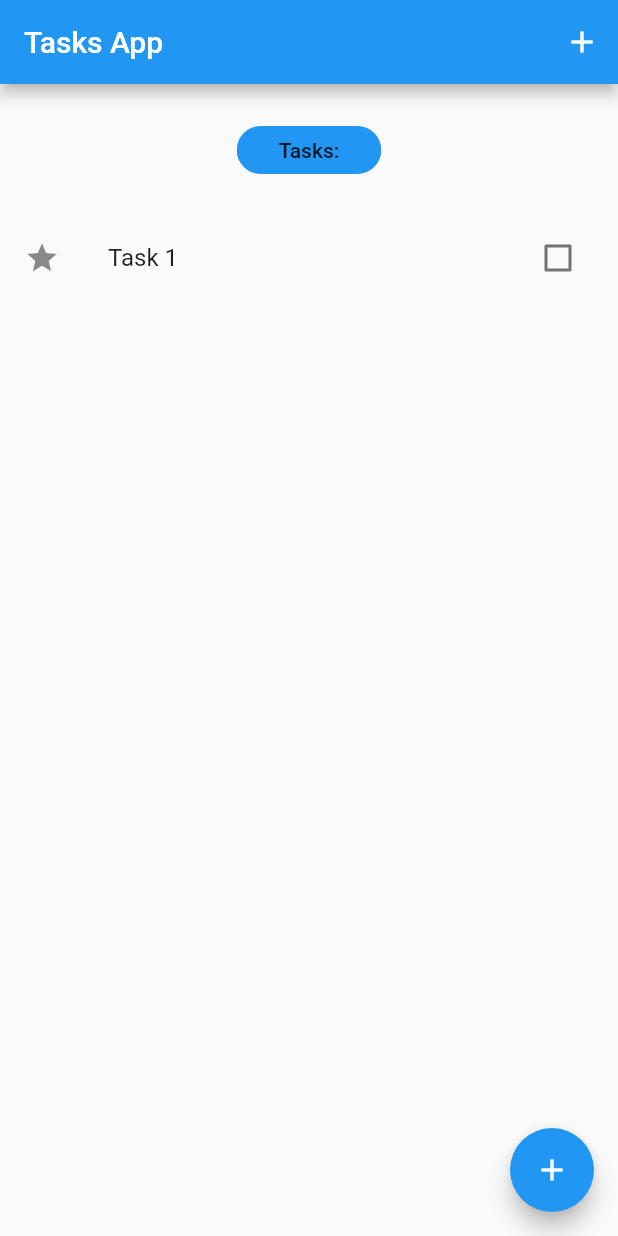
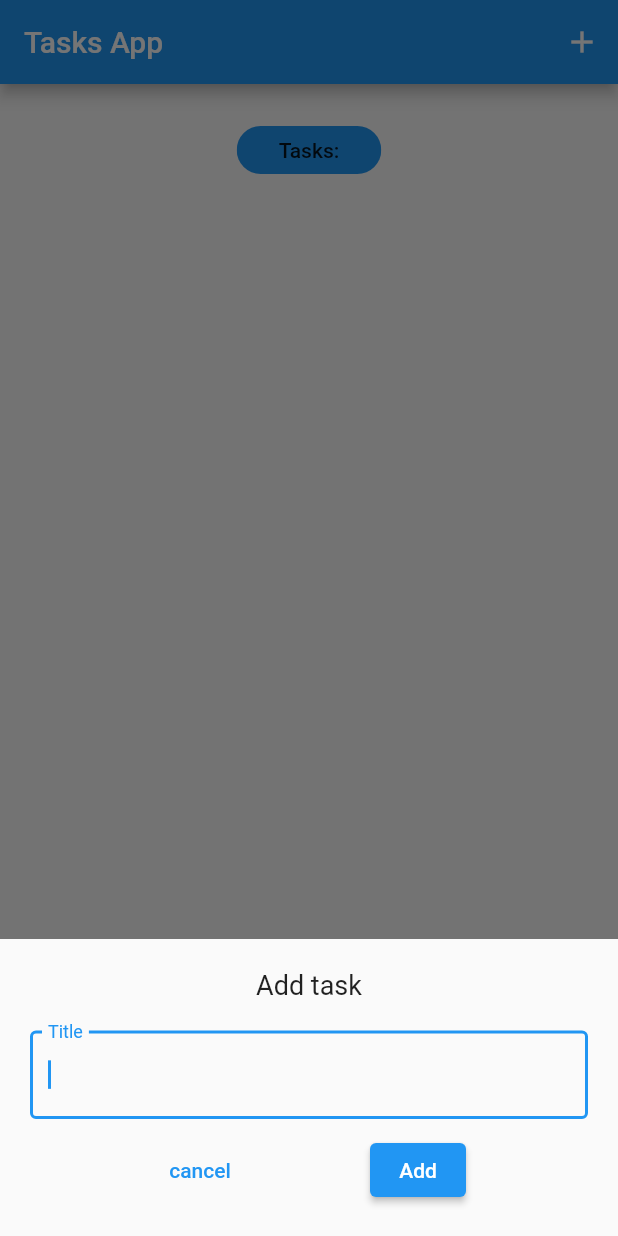
Before and after one commit to georgetacanisag/tasks_app_bloc_flutter, a Flutter app: the screen it shows after launch, after a tap on the "add" icon, on a phone screen of 412 x 824 dp. Run offline on Flutter 3.47's test engine with Material 2 defaults, Android fonts, the phone set to English and light mode, and no system bars; our stand-ins replace equatable, flutter_bloc.

Commit message:
add new task with modal bottom sheet

```diff
--- a/lib/main.dart
+++ b/lib/main.dart
@@ -16,6 +16,7 @@ class MyApp extends StatelessWidget {
     return BlocProvider(
       create: (context) => TasksBloc(),
       child: MaterialApp(
+        debugShowCheckedModeBanner: false,
         title: 'Flutter Tasks App',
         theme: ThemeData(
           primarySwatch: Colors.blue,
--- a/lib/screens/tasks_screen.dart
+++ b/lib/screens/tasks_screen.dart
@@ -3,9 +3,23 @@ import 'package:tasks_app_bloc_flutter/models/task.dart';
 import 'package:tasks_app_bloc_flutter/widgets/tasks_list.dart';
 
 import '../blocs/bloc_exports.dart';
+import '../widgets/add_task_modal_bottomsheet.dart';
 
 class TasksScreen extends StatelessWidget {
   const TasksScreen({Key? key}) : super(key: key);
+
+  void _addTask(BuildContext context) {
+    showModalBottomSheet(
+      context: context,
+      builder: (context) => SingleChildScrollView(
+        child: Container(
+          padding:
+              EdgeInsets.only(bottom: MediaQuery.of(context).viewInsets.bottom),
+          child: const AddTaskModalBottom(),
+        ),
+      ),
+    );
+  }
 
   @override
   Widget build(BuildContext context) {
@@ -18,9 +32,7 @@ class TasksScreen extends StatelessWidget {
             actions: [
               IconButton(
                 onPressed: () {
-                  context
-                      .read<TasksBloc>()
-                      .add(AddTaskEvent(task: Task(title: "Task 1")));
+                  _addTask(context);
                 },
                 icon: const Icon(Icons.add),
               )
@@ -51,9 +63,7 @@ class TasksScreen extends StatelessWidget {
           ),
           floatingActionButton: FloatingActionButton(
             onPressed: () {
-              context
-                  .read<TasksBloc>()
-                  .add(AddTaskEvent(task: Task(title: "Task 1")));
+              _addTask(context);
             },
             tooltip: 'Add Task',
             child: const Icon(Icons.add),
--- /dev/null
+++ b/lib/widgets/add_task_modal_bottomsheet.dart
@@ -0,0 +1,57 @@
+import 'package:flutter/material.dart';
+
+import '../blocs/bloc_exports.dart';
+import '../models/task.dart';
+
+class AddTaskModalBottom extends StatelessWidget {
+  const AddTaskModalBottom({
+    Key? key,
+  }) : super(key: key);
+
+  @override
+  Widget build(BuildContext context) {
+    TextEditingController titleController = TextEditingController();
+    return Container(
+      padding: const EdgeInsets.all(20),
+      child: Column(children: [
+        const Text(
+          "Add task",
+          style: TextStyle(
+            fontSize: 18,
+          ),
+        ),
+        const SizedBox(
+          height: 20,
+        ),
+        TextField(
+          autofocus: true,
+          controller: titleController,
+          decoration: const InputDecoration(
+              label: Text("Title"), border: OutlineInputBorder()),
+        ),
+        const SizedBox(
+          height: 10,
+        ),
+        Row(
+          mainAxisAlignment: MainAxisAlignment.spaceEvenly,
+          children: [
+            TextButton(
+              onPressed: () => Navigator.pop(context),
+              child: const Text("cancel"),
+            ),
+            ElevatedButton(
+              onPressed: () {
+                var task = Task(title: titleController.text);
+                context
+                    .read<TasksBloc>()
+                    .add(AddTaskEvent(task: Task(title: task.title)));
+                Navigator.pop(context);
+              },
+              child: const Text("Add"),
+            ),
+          ],
+        ),
+      ]),
+    );
+  }
+}
```
